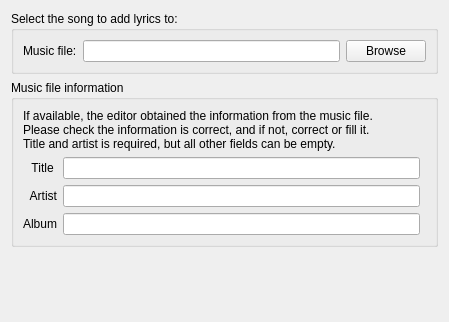
gyunaev/karlyriceditor, file src/wiznewproject_musicfile.ui: the form before one commit.
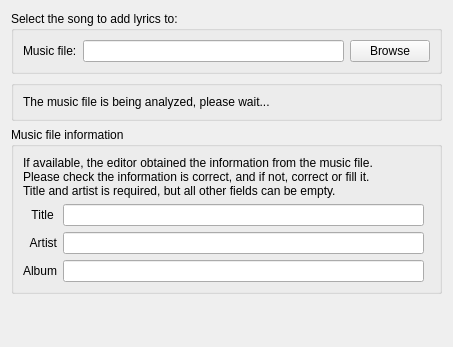
The form after the commit.

Commit message: Show a message when the music is being analyzed as it could take 5+ seconds on Windows.

```diff
--- a/src/wiznewproject_musicfile.ui
+++ b/src/wiznewproject_musicfile.ui
@@ -6,8 +6,8 @@
    <rect>
     <x>0</x>
     <y>0</y>
-    <width>449</width>
-    <height>322</height>
+    <width>453</width>
+    <height>347</height>
    </rect>
   </property>
   <property name="windowTitle">
@@ -48,7 +48,26 @@
     </widget>
    </item>
    <item>
-    <widget class="QGroupBox" name="groupBox_2">
+    <widget class="QGroupBox" name="boxMusicAnalysis">
+     <property name="title">
+      <string/>
+     </property>
+     <property name="alignment">
+      <set>Qt::AlignCenter</set>
+     </property>
+     <layout class="QVBoxLayout" name="verticalLayout_2">
+      <item>
+       <widget class="QLabel" name="label_5">
+        <property name="text">
+         <string>The music file is being analyzed, please wait...</string>
+        </property>
+       </widget>
+      </item>
+     </layout>
+    </widget>
+   </item>
+   <item>
+    <widget class="QGroupBox" name="boxMusicInfo">
      <property name="title">
       <string>Music file information</string>
      </property>
```
Left out of the diff: 2 changed lines with no effect on the pictures. The commit also changes 1 other file.
